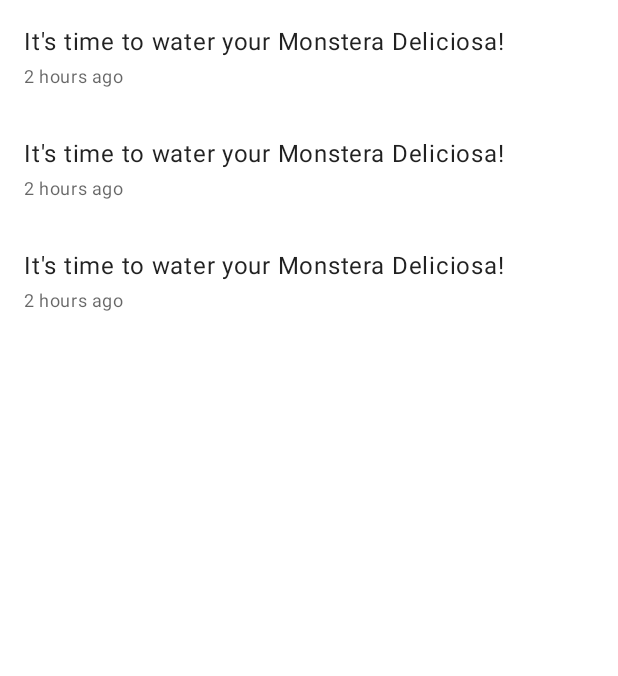
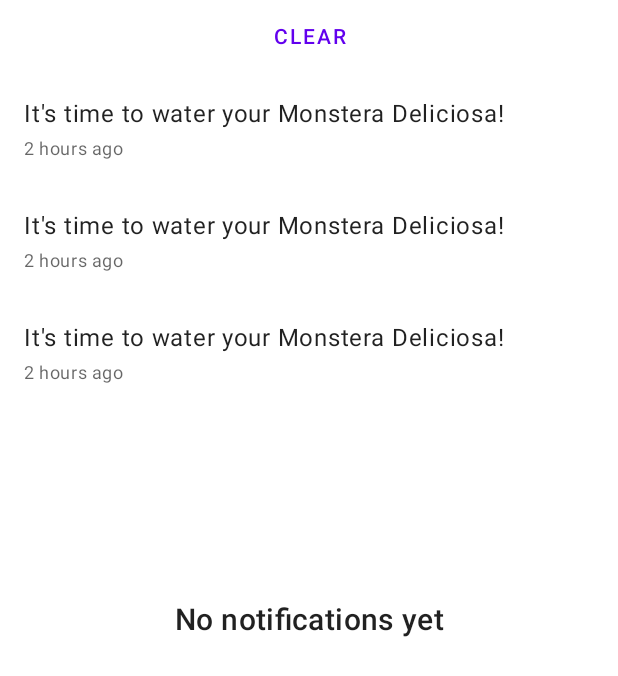
Before and after one commit to Tiitmouse/PocketBotanist, an Android app: the layout fragment_notification_center.xml on its own in the app's theme, with its tools: preview values and no code run, on a phone screen of 412 x 824 dp. Shown: the top 676 px of the screen. Run offline under Robolectric (Android 15) with nearby library versions, the phone set to English and light mode, and no system bars.

Commit message:
added clear on messages

```diff
--- a/app/src/main/java/hr/algebra/lorena/pocketbotanist/repository/PlantRepository.kt
+++ b/app/src/main/java/hr/algebra/lorena/pocketbotanist/repository/PlantRepository.kt
@@ -183,4 +183,9 @@ class PlantRepository(context: Context) {
             arrayOf(plantId.toString())
         )
     }
+
+    fun deleteAllNotifications(): Int {
+        val db = dbHelper.writableDatabase
+        return db.delete(TABLE_NOTIFICATIONS, null, null)
+    }
 }
--- a/app/src/main/res/layout/fragment_notification_center.xml
+++ b/app/src/main/res/layout/fragment_notification_center.xml
@@ -1,10 +1,43 @@
 <?xml version="1.0" encoding="utf-8"?>
-<androidx.recyclerview.widget.RecyclerView xmlns:android="http://schemas.android.com/apk/res/android"
+<androidx.constraintlayout.widget.ConstraintLayout xmlns:android="http://schemas.android.com/apk/res/android"
     xmlns:app="http://schemas.android.com/apk/res-auto"
     xmlns:tools="http://schemas.android.com/tools"
-    android:id="@+id/rvNotifications"
     android:layout_width="match_parent"
     android:layout_height="match_parent"
-    app:layoutManager="androidx.recyclerview.widget.LinearLayoutManager"
-    tools:context=".ui.notification_center.NotificationCenterFragment"
-    tools:listitem="@layout/item_notification" />
+    tools:context=".ui.notification_center.NotificationCenterFragment">
+
+    <Button
+        android:id="@+id/btnClear"
+        style="@style/Widget.MaterialComponents.Button.TextButton"
+        android:layout_width="wrap_content"
+        android:layout_height="wrap_content"
+        android:text="Clear"
+        app:layout_constraintEnd_toEndOf="parent"
+        app:layout_constraintStart_toStartOf="parent"
+        app:layout_constraintTop_toTopOf="parent" />
+
+    <androidx.recyclerview.widget.RecyclerView
+        android:id="@+id/rvNotifications"
+        android:layout_width="0dp"
+        android:layout_height="0dp"
+        app:layoutManager="androidx.recyclerview.widget.LinearLayoutManager"
+        app:layout_constraintBottom_toBottomOf="parent"
+        app:layout_constraintEnd_toEndOf="parent"
+        app:layout_constraintStart_toStartOf="parent"
+        app:layout_constraintTop_toBottomOf="@id/btnClear"
+        tools:listitem="@layout/item_notification" />
+
+    <TextView
+        android:id="@+id/tvNoNotifications"
+        android:layout_width="wrap_content"
+        android:layout_height="wrap_content"
+        android:text="No notifications yet"
+        android:textAppearance="@style/TextAppearance.MaterialComponents.Headline6"
+        android:visibility="gone"
+        app:layout_constraintBottom_toBottomOf="parent"
+        app:layout_constraintEnd_toEndOf="parent"
+        app:layout_constraintStart_toStartOf="parent"
+        app:layout_constraintTop_toTopOf="parent"
+        tools:visibility="visible" />
+
+</androidx.constraintlayout.widget.ConstraintLayout>
```
Also changed, not shown: app/src/main/java/hr/algebra/lorena/pocketbotanist/ui/notification_center/NotificationCenterFragment.kt (+29 -1 lines).
